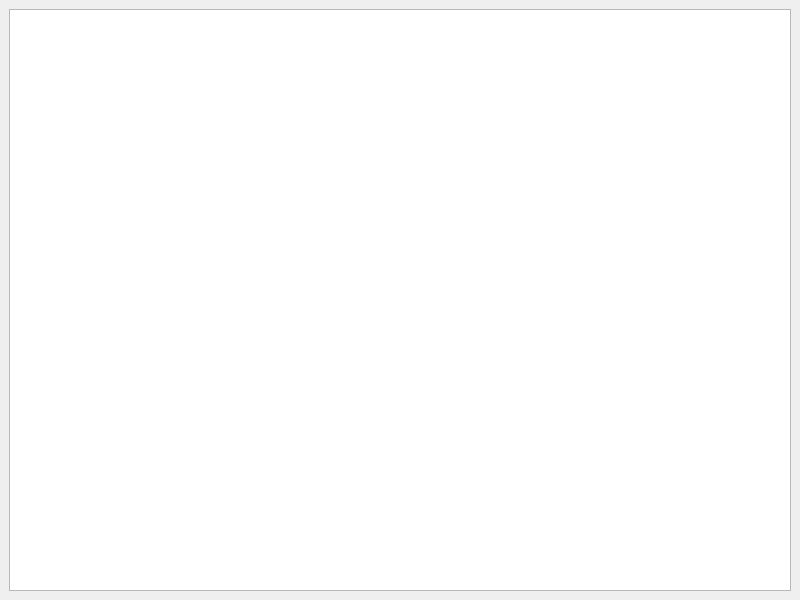
romb-technologies/NURBS, file example/mainwindow.ui: the form before one commit.
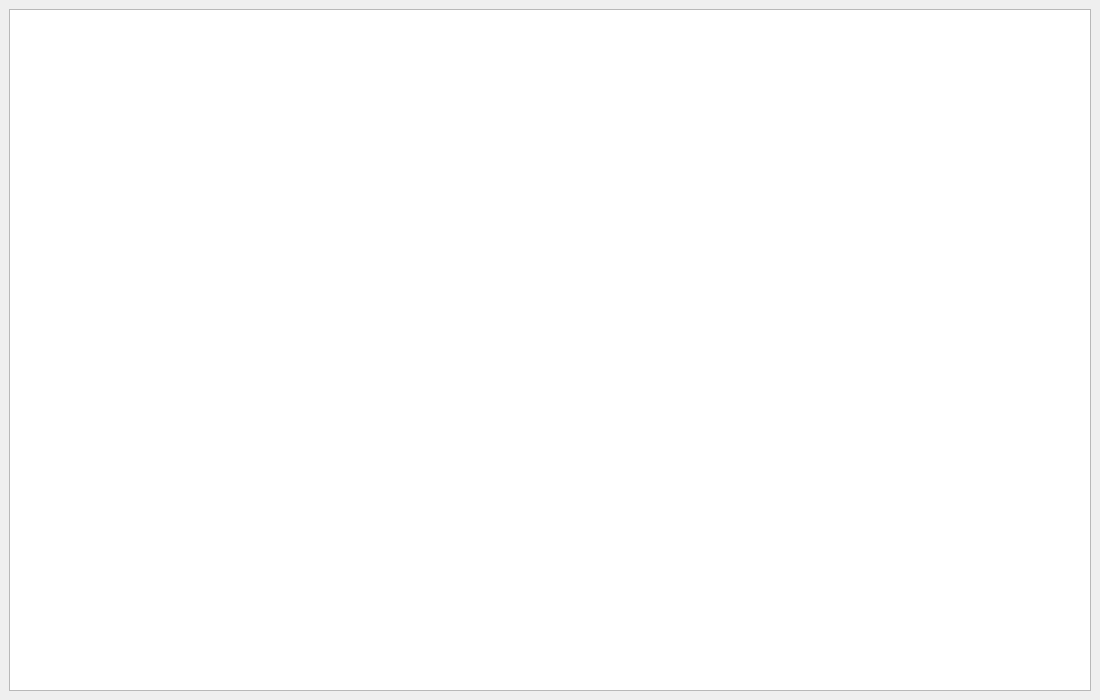
The form after the commit.

What changed in the file:
```diff
--- a/example/mainwindow.ui
+++ b/example/mainwindow.ui
@@ -6,8 +6,8 @@
    <rect>
     <x>0</x>
     <y>0</y>
-    <width>800</width>
-    <height>600</height>
+    <width>1100</width>
+    <height>700</height>
    </rect>
   </property>
   <property name="windowTitle">
@@ -16,11 +16,7 @@
   <widget class="QWidget" name="centralwidget">
    <layout class="QGridLayout" name="gridLayout">
     <item row="0" column="0">
-     <widget class="QGraphicsView" name="graphicsView">
-      <property name="autoFillBackground">
-       <bool>true</bool>
-      </property>
-     </widget>
+     <widget class="QGraphicsView" name="graphicsView"/>
     </item>
    </layout>
   </widget>
```
Left out of the diff: 2 changed lines with no effect on the pictures.
